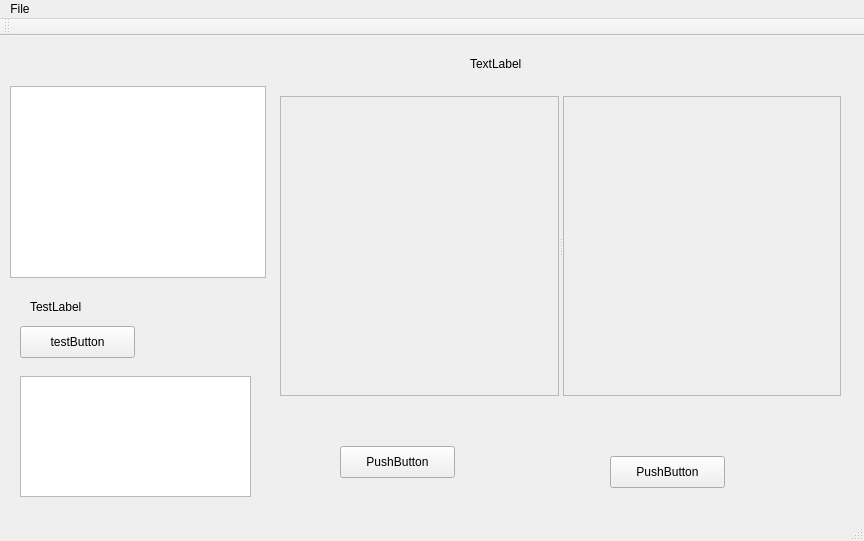
Qt form mainwindow.ui (j71200/DentistHelper) before a commit.
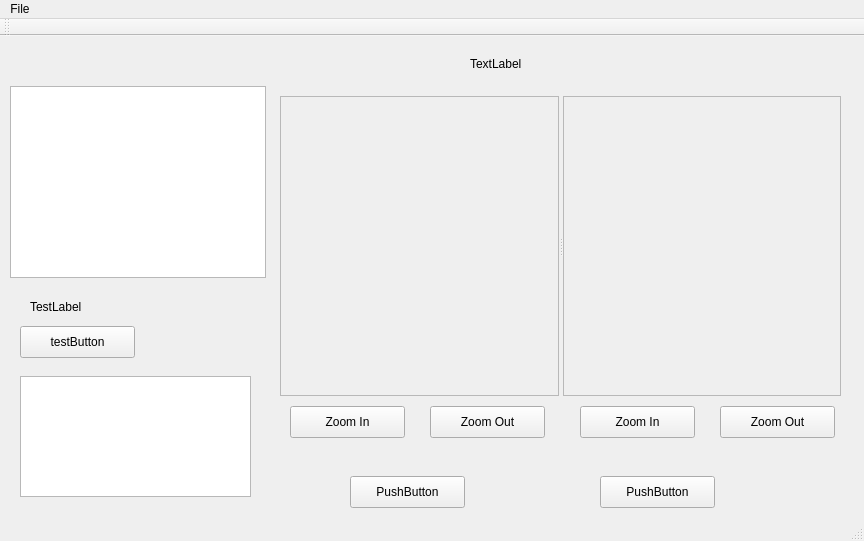
The same form after that commit.

Patch:
```diff
--- a/mainwindow.ui
+++ b/mainwindow.ui
@@ -17,8 +17,8 @@
    <widget class="QPushButton" name="changeLeftButton">
     <property name="geometry">
      <rect>
-      <x>340</x>
-      <y>410</y>
+      <x>350</x>
+      <y>440</y>
       <width>115</width>
       <height>32</height>
      </rect>
@@ -30,8 +30,8 @@
    <widget class="QPushButton" name="changeRightButton">
     <property name="geometry">
      <rect>
-      <x>610</x>
-      <y>420</y>
+      <x>600</x>
+      <y>440</y>
       <width>115</width>
       <height>32</height>
      </rect>
@@ -134,7 +134,7 @@
      <rect>
       <x>470</x>
       <y>20</y>
-      <width>59</width>
+      <width>211</width>
       <height>16</height>
      </rect>
     </property>
@@ -142,6 +142,58 @@
      <string>TextLabel</string>
     </property>
    </widget>
+   <widget class="QPushButton" name="zoomInLeftButton">
+    <property name="geometry">
+     <rect>
+      <x>290</x>
+      <y>370</y>
+      <width>115</width>
+      <height>32</height>
+     </rect>
+    </property>
+    <property name="text">
+     <string>Zoom In</string>
+    </property>
+   </widget>
+   <widget class="QPushButton" name="zoomOutLeftButton">
+    <property name="geometry">
+     <rect>
+      <x>430</x>
+      <y>370</y>
+      <width>115</width>
+      <height>32</height>
+     </rect>
+    </property>
+    <property name="text">
+     <string>Zoom Out</string>
+    </property>
+   </widget>
+   <widget class="QPushButton" name="zoomInRightButton">
+    <property name="geometry">
+     <rect>
+      <x>580</x>
+      <y>370</y>
+      <width>115</width>
+      <height>32</height>
+     </rect>
+    </property>
+    <property name="text">
+     <string>Zoom In</string>
+    </property>
+   </widget>
+   <widget class="QPushButton" name="zoomOutRightButton">
+    <property name="geometry">
+     <rect>
+      <x>720</x>
+      <y>370</y>
+      <width>115</width>
+      <height>32</height>
+     </rect>
+    </property>
+    <property name="text">
+     <string>Zoom Out</string>
+    </property>
+   </widget>
    <zorder>splitter</zorder>
    <zorder>changeLeftButton</zorder>
    <zorder>changeRightButton</zorder>
```
Left out of the diff: 4 changed lines with no effect on the pictures.
